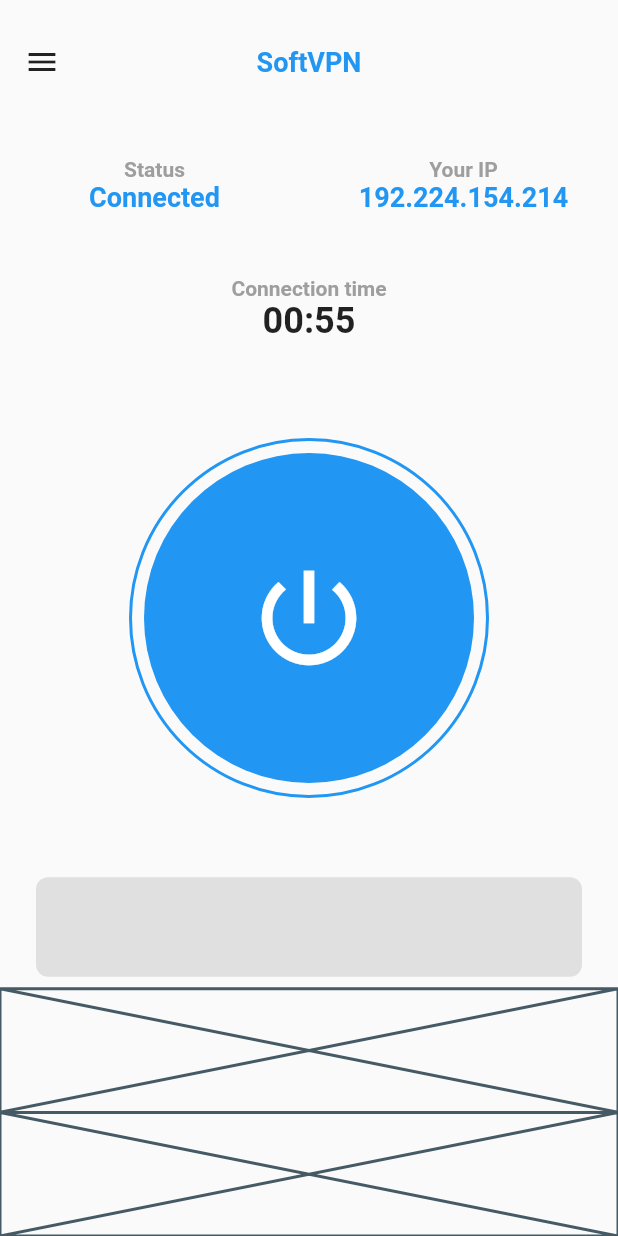
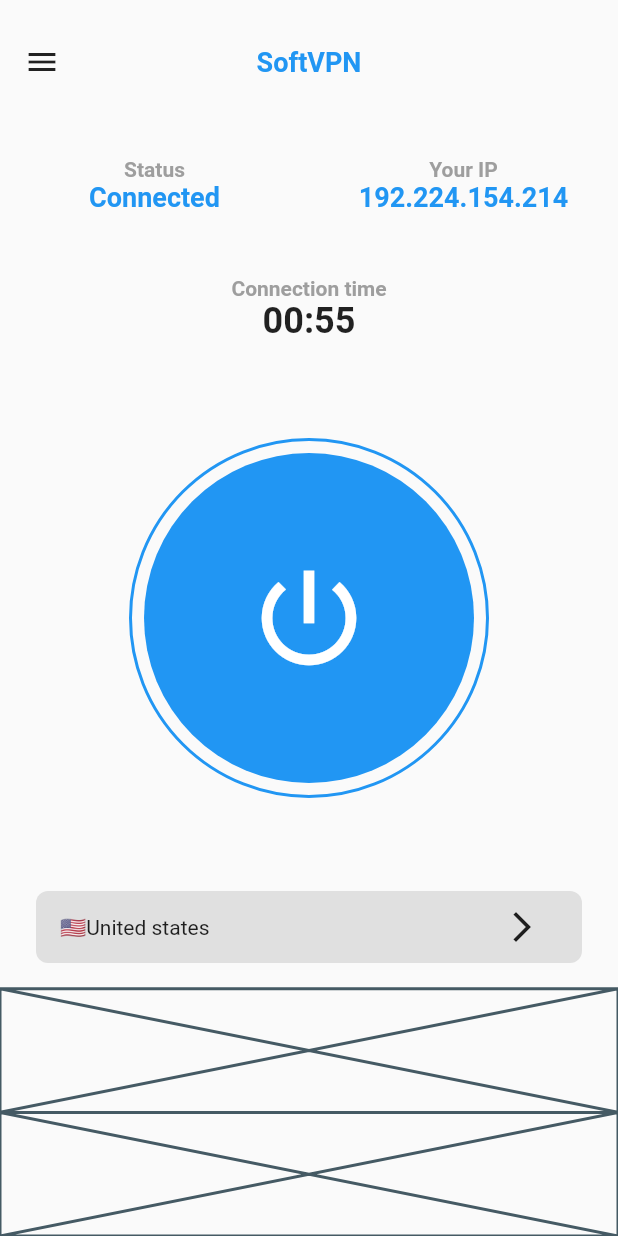
Before and after one commit to JAICHANGPARK/flutter_notebook_11th_story, a Flutter app: the screen it shows after launch, on a phone screen of 412 x 824 dp. Run offline on Flutter 3.47's test engine with Material 2 defaults, Android fonts, the phone set to English and light mode, and no system bars; our stand-ins replace backdrop, badges, flutter_inner_drawer, flutter_slidable, flutter_swiper, google_fonts.

Commit message:
Update vpn_home_page.dart

```diff
--- a/lib/ep721_vpn_mobile_app/ui/vpn_home_page.dart
+++ b/lib/ep721_vpn_mobile_app/ui/vpn_home_page.dart
@@ -140,6 +140,15 @@ class _VpnHomePageState extends State<VpnHomePage> {
                     color: Colors.grey[300],
                     borderRadius: BorderRadius.circular(8),
                   ),
+                  padding: EdgeInsets.symmetric(horizontal: 16),
+                  child: Row(
+                    children: [
+                      Text("🇺🇸"),
+                      Text("United states"),
+                      Spacer(),
+                      IconButton(onPressed: (){}, icon: Icon(Icons.arrow_forward_ios))
+                    ],
+                  ),
                 ),
               ),
             ),
```
